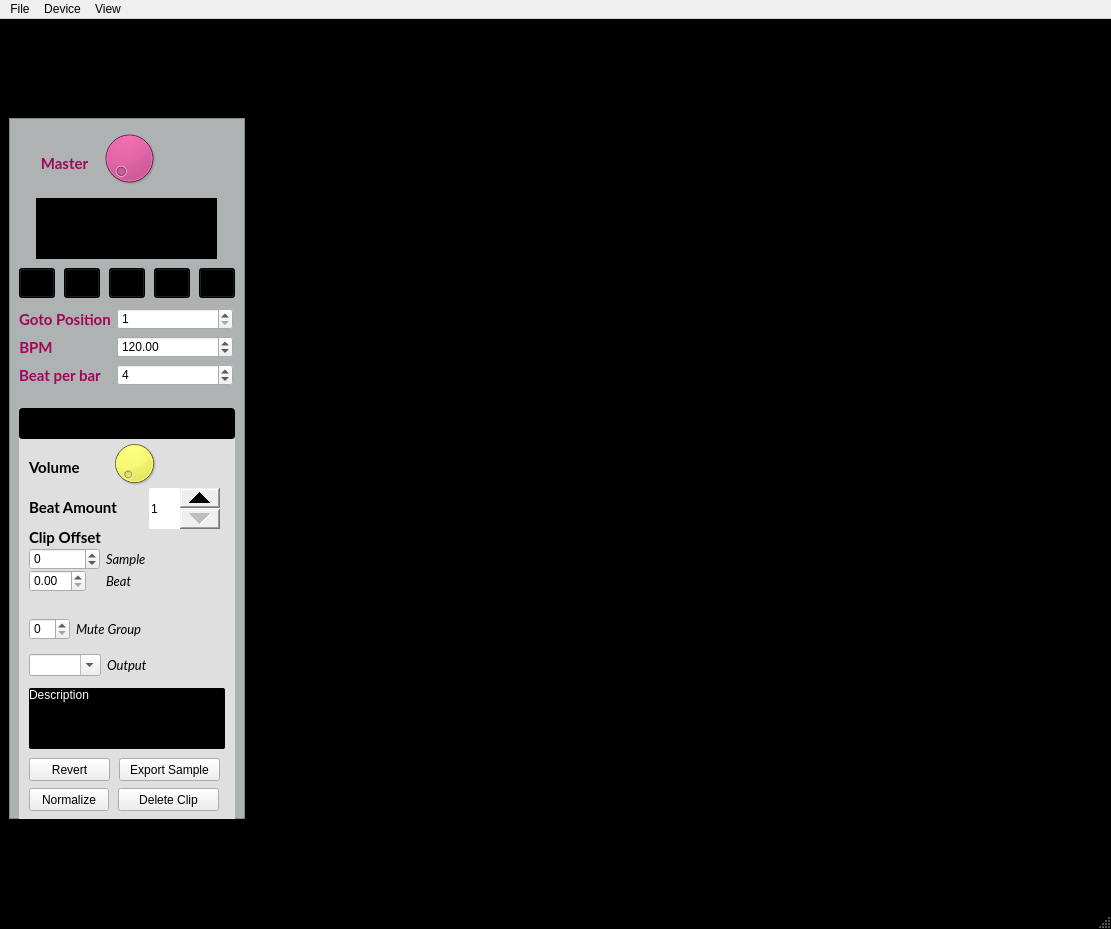
Old version of the form gui_ui.ui in the repository Vampouille/superboucle.
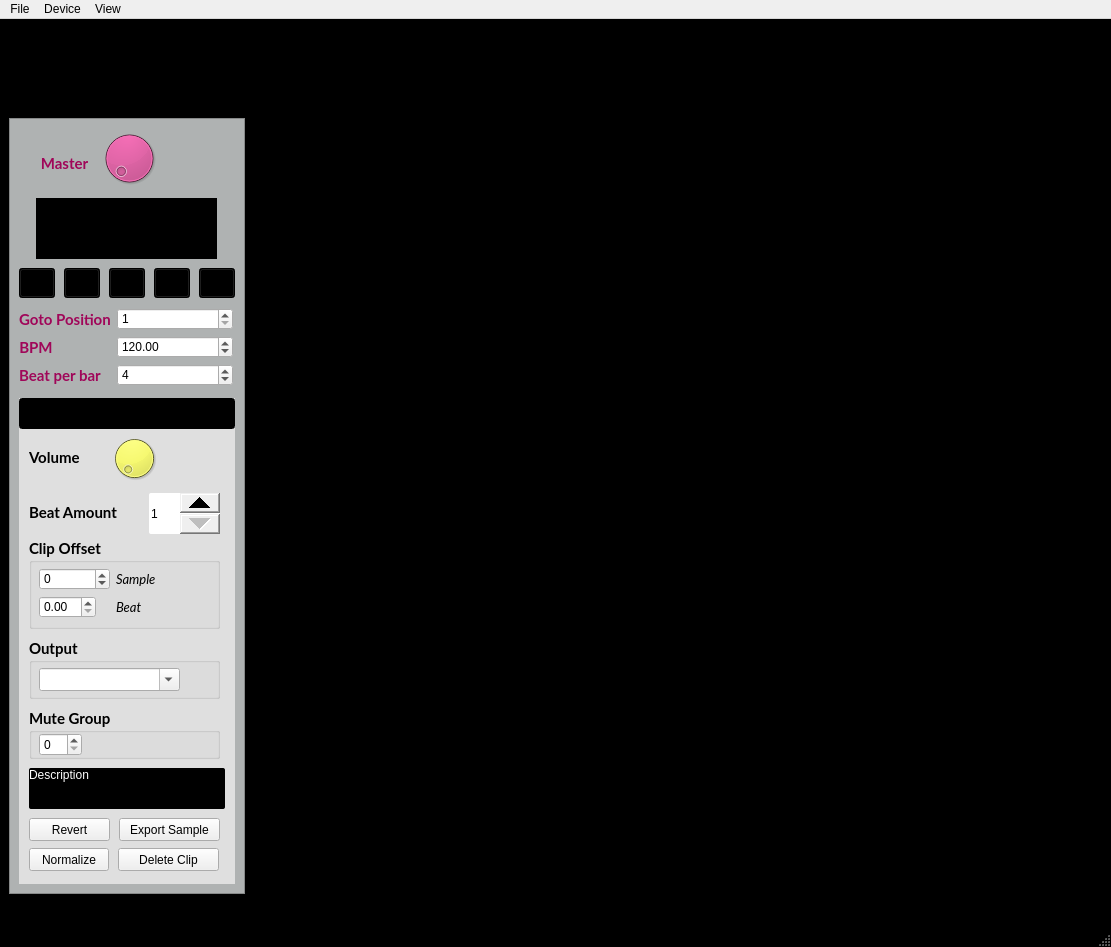
New version of the form. Icons and pictures are not drawn. Custom widgets are drawn as their Qt base class.

The edit to the form file:
```diff
--- a/gui_ui.ui
+++ b/gui_ui.ui
@@ -7,7 +7,7 @@
     <x>0</x>
     <y>0</y>
     <width>1111</width>
-    <height>929</height>
+    <height>947</height>
    </rect>
   </property>
   <property name="windowTitle">
@@ -32,7 +32,7 @@
      <enum>QLayout::SetFixedSize</enum>
     </property>
     <item>
-     <layout class="QVBoxLayout" name="verticalLayout" stretch="0,0">
+     <layout class="QVBoxLayout" name="verticalLayout" stretch="0">
       <property name="sizeConstraint">
        <enum>QLayout::SetMinimumSize</enum>
       </property>
@@ -47,7 +47,7 @@
         <property name="minimumSize">
          <size>
           <width>236</width>
-          <height>849</height>
+          <height>875</height>
          </size>
         </property>
         <property name="frameShape">
@@ -87,7 +87,7 @@
            <x>0</x>
            <y>90</y>
            <width>236</width>
-           <height>701</height>
+           <height>776</height>
           </rect>
          </property>
          <property name="styleSheet">
@@ -155,9 +155,9 @@
           <property name="geometry">
            <rect>
             <x>10</x>
-            <y>290</y>
+            <y>280</y>
             <width>216</width>
-            <height>411</height>
+            <height>486</height>
            </rect>
           </property>
           <property name="styleSheet">
@@ -224,7 +224,7 @@
            <property name="geometry">
             <rect>
              <x>90</x>
-             <y>30</y>
+             <y>35</y>
              <width>51</width>
              <height>51</height>
             </rect>
@@ -244,7 +244,7 @@
            <property name="geometry">
             <rect>
              <x>10</x>
-             <y>90</y>
+             <y>105</y>
              <width>111</width>
              <height>19</height>
             </rect>
@@ -265,7 +265,7 @@
            <property name="geometry">
             <rect>
              <x>130</x>
-             <y>80</y>
+             <y>95</y>
              <width>71</width>
              <height>41</height>
             </rect>
@@ -279,37 +279,13 @@
             <number>1</number>
            </property>
           </widget>
-          <widget class="QLabel" name="label_3">
-           <property name="geometry">
-            <rect>
-             <x>10</x>
-             <y>120</y>
-             <width>101</width>
-             <height>19</height>
-            </rect>
-           </property>
-           <property name="font">
-            <font>
-             <family>Lato</family>
-             <pointsize>11</pointsize>
-             <weight>75</weight>
-             <bold>true</bold>
-            </font>
-           </property>
-           <property name="text">
-            <string>Clip Offset</string>
-           </property>
-           <property name="alignment">
-            <set>Qt::AlignLeading|Qt::AlignLeft|Qt::AlignVCenter</set>
-           </property>
-          </widget>
           <widget class="QLabel" name="clip_description">
            <property name="geometry">
             <rect>
              <x>10</x>
-             <y>280</y>
+             <y>370</y>
              <width>196</width>
-             <height>61</height>
+             <height>41</height>
             </rect>
            </property>
            <property name="styleSheet">
@@ -324,77 +300,11 @@
             <set>Qt::AlignLeading|Qt::AlignLeft|Qt::AlignTop</set>
            </property>
           </widget>
-          <widget class="QWidget" name="formLayoutWidget_2">
-           <property name="geometry">
-            <rect>
-             <x>10</x>
-             <y>140</y>
-             <width>171</width>
-             <height>71</height>
-            </rect>
-           </property>
-           <layout class="QFormLayout" name="formLayout_3">
-            <property name="verticalSpacing">
-             <number>0</number>
-            </property>
-            <item row="0" column="0">
-             <widget class="QSpinBox" name="frame_offset">
-              <property name="minimum">
-               <number>-4410000</number>
-              </property>
-              <property name="maximum">
-               <number>4410000</number>
-              </property>
-             </widget>
-            </item>
-            <item row="2" column="0">
-             <widget class="QDoubleSpinBox" name="beat_offset">
-              <property name="enabled">
-               <bool>true</bool>
-              </property>
-              <property name="maximum">
-               <double>99.000000000000000</double>
-              </property>
-              <property name="singleStep">
-               <double>0.010000000000000</double>
-              </property>
-             </widget>
-            </item>
-            <item row="2" column="1">
-             <widget class="QLabel" name="label">
-              <property name="font">
-               <font>
-                <family>Lato</family>
-                <pointsize>10</pointsize>
-                <italic>true</italic>
-               </font>
-              </property>
-              <property name="text">
-               <string>Beat</string>
-              </property>
-             </widget>
-            </item>
-            <item row="0" column="1">
-             <widget class="QLabel" name="label_2">
-              <property name="font">
-               <font>
-                <family>Lato</family>
-                <pointsize>10</pointsize>
-                <italic>true</italic>
-               </font>
-              </property>
-              <property name="text">
-               <string>Sample</string>
-              </property>
-             </widget>
-            </item>
-           </layout>
-          </widget>
           <widget class="QPushButton" name="deleteButton">
            <property name="geometry">
             <rect>
              <x>99</x>
-             <y>380</y>
+             <y>450</y>
              <width>101</width>
              <height>23</height>
             </rect>
@@ -407,7 +317,7 @@
            <property name="geometry">
             <rect>
              <x>100</x>
-             <y>350</y>
+             <y>420</y>
              <width>101</width>
              <height>23</height>
             </rect>
@@ -420,7 +330,7 @@
            <property name="geometry">
             <rect>
              <x>10</x>
-             <y>380</y>
+             <y>450</y>
              <width>80</width>
              <height>23</height>
             </rect>
@@ -433,7 +343,7 @@
            <property name="geometry">
             <rect>
              <x>10</x>
-             <y>350</y>
+             <y>420</y>
              <width>81</width>
              <height>23</height>
             </rect>
@@ -442,70 +352,154 @@
             <string>Revert</string>
            </property>
           </widget>
-          <widget class="QWidget" name="formLayoutWidget_3">
+          <widget class="QGroupBox" name="groupBox">
            <property name="geometry">
             <rect>
              <x>10</x>
-             <y>246</y>
-             <width>194</width>
-             <height>31</height>
+             <y>310</y>
+             <width>191</width>
+             <height>51</height>
             </rect>
            </property>
-           <layout class="QFormLayout" name="formLayout">
-            <property name="fieldGrowthPolicy">
-             <enum>QFormLayout::AllNonFixedFieldsGrow</enum>
+           <property name="font">
+            <font>
+             <family>Lato</family>
+             <pointsize>11</pointsize>
+             <weight>75</weight>
+             <bold>true</bold>
+            </font>
+           </property>
+           <property name="title">
+            <string>Mute Group</string>
+           </property>
+           <widget class="QSpinBox" name="mute_group">
+            <property name="geometry">
+             <rect>
+              <x>10</x>
+              <y>25</y>
+              <width>43</width>
+              <height>23</height>
+             </rect>
             </property>
-            <item row="0" column="0">
-             <widget class="QComboBox" name="output">
-              <property name="editable">
-               <bool>true</bool>
-              </property>
-             </widget>
-            </item>
-            <item row="0" column="1">
-             <widget class="QLabel" name="label_9">
-              <property name="font">
-               <font>
-                <family>Lato</family>
-                <pointsize>10</pointsize>
-                <italic>true</italic>
-               </font>
-              </property>
-              <property name="text">
-               <string>Output</string>
-              </property>
-             </widget>
-            </item>
-           </layout>
+           </widget>
           </widget>
-          <widget class="QWidget" name="formLayoutWidget_4">
+          <widget class="QGroupBox" name="groupBox_2">
            <property name="geometry">
             <rect>
              <x>10</x>
-             <y>210</y>
-             <width>170</width>
-             <height>35</height>
+             <y>140</y>
+             <width>191</width>
+             <height>91</height>
             </rect>
            </property>
-           <layout class="QFormLayout" name="formLayout_4">
-            <item row="0" column="0">
-             <widget class="QSpinBox" name="mute_group"/>
-            </item>
-            <item row="0" column="1">
-             <widget class="QLabel" name="label_15">
-              <property name="font">
-               <font>
-                <family>Lato</family>
-                <pointsize>10</pointsize>
-                <italic>true</italic>
-               </font>
-              </property>
-              <property name="text">
-               <string>Mute Group</string>
-              </property>
-             </widget>
-            </item>
-           </layout>
+           <property name="font">
+            <font>
+             <family>Lato</family>
+             <pointsize>11</pointsize>
+             <weight>75</weight>
+             <bold>true</bold>
+            </font>
+           </property>
+           <property name="title">
+            <string>Clip Offset</string>
+           </property>
+           <widget class="QWidget" name="formLayoutWidget_4">
+            <property name="geometry">
+             <rect>
+              <x>10</x>
+              <y>30</y>
+              <width>161</width>
+              <height>51</height>
+             </rect>
+            </property>
+            <layout class="QFormLayout" name="formLayout_4">
+             <item row="0" column="0">
+              <widget class="QSpinBox" name="frame_offset">
+               <property name="minimum">
+                <number>-4410000</number>
+               </property>
+               <property name="maximum">
+                <number>4410000</number>
+               </property>
+              </widget>
+             </item>
+             <item row="0" column="1">
+              <widget class="QLabel" name="label_2">
+               <property name="font">
+                <font>
+                 <family>Lato</family>
+                 <pointsize>10</pointsize>
+                 <italic>true</italic>
+                </font>
+               </property>
+               <property name="text">
+                <string>Sample</string>
+               </property>
+              </widget>
+             </item>
+             <item row="1" column="0">
+              <widget class="QDoubleSpinBox" name="beat_offset">
+               <property name="enabled">
+                <bool>true</bool>
+               </property>
+               <property name="maximum">
+                <double>99.000000000000000</double>
+               </property>
+               <property name="singleStep">
+                <double>0.010000000000000</double>
+               </property>
+              </widget>
+             </item>
+             <item row="1" column="1">
+              <widget class="QLabel" name="label">
+               <property name="font">
+                <font>
+                 <family>Lato</family>
+                 <pointsize>10</pointsize>
+                 <italic>true</italic>
+                </font>
+               </property>
+               <property name="text">
+                <string>Beat</string>
+               </property>
+              </widget>
+             </item>
+            </layout>
+           </widget>
+          </widget>
+          <widget class="QGroupBox" name="groupBox_3">
+           <property name="geometry">
+            <rect>
+             <x>10</x>
+             <y>240</y>
+             <width>191</width>
+             <height>61</height>
+            </rect>
+           </property>
+           <property name="font">
+            <font>
+             <family>Lato</family>
+             <pointsize>11</pointsize>
+             <weight>75</weight>
+             <bold>true</bold>
+            </font>
+           </property>
+           <property name="title">
+            <string>Output</string>
+           </property>
+           <widget class="QComboBox" name="output">
+            <property name="geometry">
+             <rect>
+              <x>10</x>
+              <y>30</y>
+              <width>141</width>
+              <height>23</height>
+             </rect>
+            </property>
+            <property name="editable">
+             <bool>true</bool>
+            </property>
+           </widget>
           </widget>
          </widget>
          <widget class="QPushButton" name="playButton">
@@ -655,7 +649,7 @@
             <x>10</x>
             <y>190</y>
             <width>214</width>
-            <height>101</height>
+            <height>91</height>
            </rect>
           </property>
           <layout class="QFormLayout" name="formLayout_2">
@@ -791,19 +785,6 @@
         </widget>
        </widget>
       </item>
-      <item>
-       <spacer name="verticalSpacer">
-        <property name="orientation">
-         <enum>Qt::Vertical</enum>
-        </property>
-        <property name="sizeHint" stdset="0">
-         <size>
-          <width>20</width>
-          <height>0</height>
-         </size>
-        </property>
-       </spacer>
-      </item>
      </layout>
     </item>
     <item>
```
Left out of the diff: 2 changed lines with no effect on the pictures.
